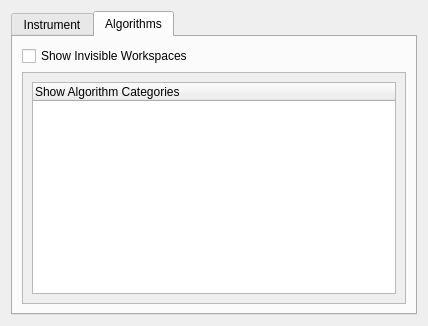
The window that qt/python/mantidqt/widgets/settings/section_general.ui (mantidproject/mantid) describes before a commit, drawn with Qt 5.
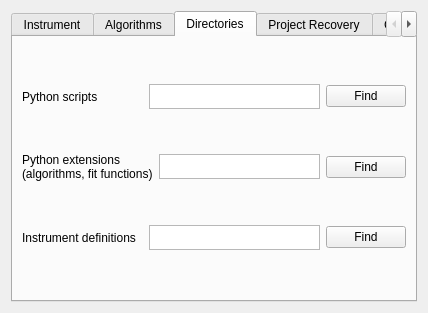
The same window after the commit. The open tabs and pages were chosen to show the change.

```diff
--- a/qt/python/mantidqt/widgets/settings/section_general.ui
+++ b/qt/python/mantidqt/widgets/settings/section_general.ui
@@ -7,7 +7,7 @@
     <x>0</x>
     <y>0</y>
     <width>428</width>
-    <height>326</height>
+    <height>288</height>
    </rect>
   </property>
   <property name="windowTitle">
@@ -85,37 +85,226 @@
           </widget>
          </item>
          <item>
-          <widget class="QScrollArea" name="scrollArea">
-           <property name="widgetResizable">
-            <bool>true</bool>
+          <layout class="QHBoxLayout" name="horizontalLayout_6">
+           <item>
+            <widget class="QTreeWidget" name="algorithms_categories">
+             <column>
+              <property name="text">
+               <string>Show Algorithm Categories</string>
+              </property>
+             </column>
+            </widget>
+           </item>
+          </layout>
+         </item>
+        </layout>
+       </item>
+      </layout>
+     </widget>
+     <widget class="QWidget" name="directories_tab">
+      <attribute name="title">
+       <string>Directories</string>
+      </attribute>
+      <layout class="QHBoxLayout" name="horizontalLayout_7">
+       <item>
+        <layout class="QVBoxLayout" name="verticalLayout_3">
+         <item>
+          <layout class="QHBoxLayout" name="horizontalLayout_8">
+           <item>
+            <widget class="QLabel" name="python_scripts_label">
+             <property name="minimumSize">
+              <size>
+               <width>121</width>
+               <height>0</height>
+              </size>
+             </property>
+             <property name="maximumSize">
+              <size>
+               <width>16777215</width>
+               <height>16777215</height>
+              </size>
+             </property>
+             <property name="text">
+              <string>Python scripts</string>
+             </property>
+            </widget>
+           </item>
+           <item>
+            <widget class="QPlainTextEdit" name="python_scripts_dir">
+             <property name="maximumSize">
+              <size>
+               <width>16777215</width>
+               <height>25</height>
+              </size>
+             </property>
+            </widget>
+           </item>
+           <item>
+            <widget class="QPushButton" name="python_scripts_find">
+             <property name="text">
+              <string>Find</string>
+             </property>
+            </widget>
+           </item>
+          </layout>
+         </item>
+         <item>
+          <layout class="QHBoxLayout" name="horizontalLayout_9">
+           <item>
+            <widget class="QLabel" name="python_extensions_label">
+             <property name="text">
+              <string>Python extensions
+(algorithms, fit functions)</string>
+             </property>
+            </widget>
+           </item>
+           <item>
+            <widget class="QPlainTextEdit" name="python_extensions_dir">
+             <property name="maximumSize">
+              <size>
+               <width>16777215</width>
+               <height>25</height>
+              </size>
+             </property>
+            </widget>
+           </item>
+           <item>
+            <widget class="QPushButton" name="python_extensions_find">
+             <property name="text">
+              <string>Find</string>
+             </property>
+            </widget>
+           </item>
+          </layout>
+         </item>
+         <item>
+          <layout class="QHBoxLayout" name="horizontalLayout_10">
+           <item>
+            <widget class="QLabel" name="instrument_definitions_label">
+             <property name="minimumSize">
+              <size>
+               <width>121</width>
+               <height>0</height>
+              </size>
+             </property>
+             <property name="text">
+              <string>Instrument definitions</string>
+             </property>
+            </widget>
+           </item>
+           <item>
+            <widget class="QPlainTextEdit" name="instrument_definitions_dir">
+             <property name="maximumSize">
+              <size>
+               <width>16777215</width>
+               <height>25</height>
+              </size>
+             </property>
+            </widget>
+           </item>
+           <item>
+            <widget class="QPushButton" name="instrument_definitions_find">
+             <property name="text">
+              <string>Find</string>
+             </property>
+            </widget>
+           </item>
+          </layout>
+         </item>
+        </layout>
+       </item>
+      </layout>
+     </widget>
+     <widget class="QWidget" name="project_recovery_tab">
+      <attribute name="title">
+       <string>Project Recovery</string>
+      </attribute>
+      <layout class="QHBoxLayout" name="horizontalLayout_11">
+       <item>
+        <layout class="QVBoxLayout" name="verticalLayout_4">
+         <item>
+          <widget class="QCheckBox" name="checkBox">
+           <property name="text">
+            <string>Enable Project Recovery</string>
            </property>
-           <widget class="QWidget" name="algorithms_container">
-            <property name="geometry">
-             <rect>
-              <x>0</x>
-              <y>0</y>
-              <width>382</width>
-              <height>237</height>
-             </rect>
-            </property>
-            <layout class="QHBoxLayout" name="horizontalLayout_6">
-             <item>
-              <widget class="QTreeWidget" name="algorithms">
-               <column>
-                <property name="text">
-                 <string>Show Algorithm Categories</string>
-                </property>
-               </column>
-              </widget>
-             </item>
-            </layout>
-           </widget>
           </widget>
          </item>
         </layout>
        </item>
       </layout>
      </widget>
+     <widget class="QWidget" name="tab">
+      <attribute name="title">
+       <string>Confirmations</string>
+      </attribute>
+      <layout class="QVBoxLayout" name="verticalLayout_5">
+       <item>
+        <widget class="QGroupBox" name="groupBox">
+         <property name="title">
+          <string>Prompt on closing</string>
+         </property>
+         <layout class="QVBoxLayout" name="verticalLayout_6">
+          <item>
+           <widget class="QCheckBox" name="prompt_close_folders">
+            <property name="text">
+             <string>Folders</string>
+            </property>
+           </widget>
+          </item>
+          <item>
+           <widget class="QCheckBox" name="prompt_close_tables">
+            <property name="text">
+             <string>Tables</string>
+            </property>
+           </widget>
+          </item>
+          <item>
+           <widget class="QCheckBox" name="prompt_close_matrices">
+            <property name="text">
+             <string>Matrices</string>
+            </property>
+           </widget>
+          </item>
+          <item>
+           <widget class="QCheckBox" name="prompt_close_plots">
+            <property name="text">
+             <string>Plots</string>
+            </property>
+           </widget>
+          </item>
+          <item>
+           <widget class="QCheckBox" name="prompt_close_notes">
+            <property name="text">
+             <string>Notes</string>
+            </property>
+           </widget>
+          </item>
+          <item>
+           <widget class="QCheckBox" name="prompt_close_instrument_view">
+            <property name="text">
+             <string>Instrument View</string>
+            </property>
+           </widget>
+          </item>
+         </layout>
+        </widget>
+       </item>
+       <item>
+        <widget class="QCheckBox" name="prompt_when_deleting_ws">
+         <property name="text">
+          <string>Prompt when deleting Workspaces</string>
+         </property>
+        </widget>
+       </item>
+       <item>
+        <widget class="QCheckBox" name="prompt_on_renaming_tables">
+         <property name="text">
+          <string>Prompt on renaming tables when appending projects</string>
+         </property>
+        </widget>
+       </item>
+      </layout>
+     </widget>
     </widget>
    </item>
   </layout>
```
Left out of the diff: 52 changed lines with no effect on the pictures.
